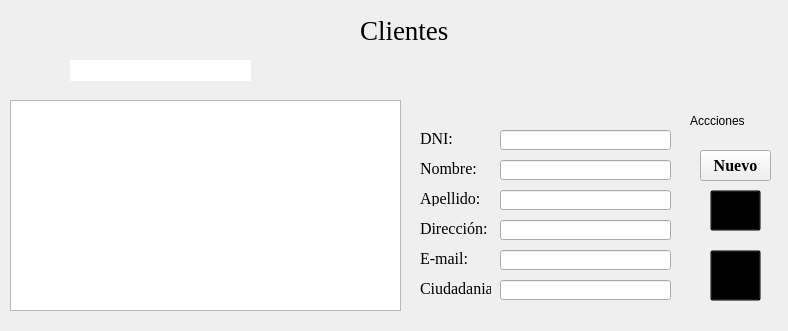
First picture: the form in Sistema_de_Registro_de_Hotel/gui_menu_cliente.ui, repository JeffersonFarCar/Sistema-de-Registro-de-Hotel, before the edit.
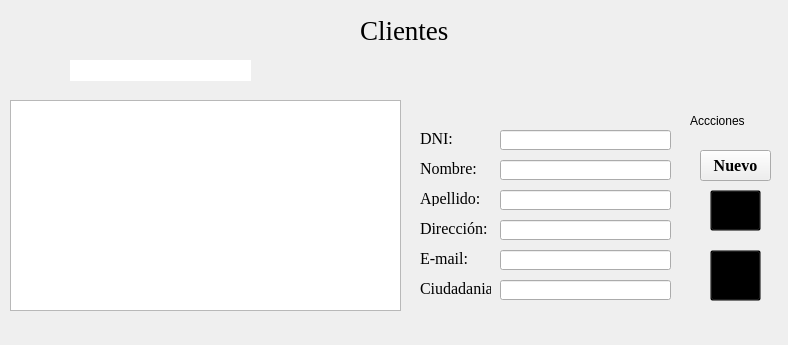
Second picture: the form after the edit. Icons and pictures are not drawn.

Diff of the .ui file:
```diff
--- a/Sistema_de_Registro_de_Hotel/gui_menu_cliente.ui
+++ b/Sistema_de_Registro_de_Hotel/gui_menu_cliente.ui
@@ -7,7 +7,7 @@
     <x>0</x>
     <y>0</y>
     <width>788</width>
-    <height>331</height>
+    <height>345</height>
    </rect>
   </property>
   <property name="windowTitle">
```
